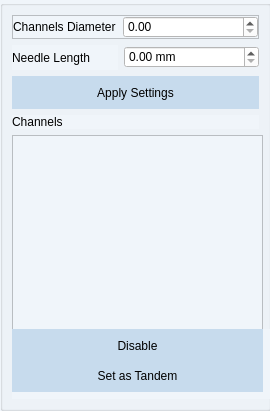
Before: the Qt Designer form src/windows/ui/channels_view.ui in brachify/brachify, drawn with Qt 5.
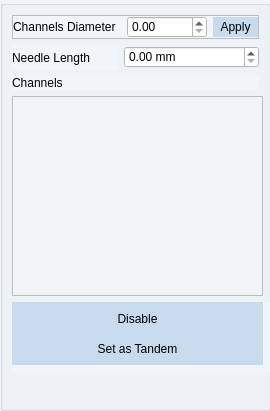
After: the same form once the commit is applied.

Commit message: Change Apply button position since it only effects the Channel Diameter

The edit to the form file:
```diff
--- a/src/windows/ui/channels_view.ui
+++ b/src/windows/ui/channels_view.ui
@@ -211,7 +211,7 @@
         <widget class="QLabel" name="label_9">
          <property name="minimumSize">
           <size>
-           <width>100</width>
+           <width>108</width>
            <height>0</height>
           </size>
          </property>
@@ -233,7 +233,7 @@
         <widget class="QDoubleSpinBox" name="spinbox_diameter">
          <property name="minimumSize">
           <size>
-           <width>135</width>
+           <width>20</width>
            <height>0</height>
           </size>
          </property>
@@ -242,6 +242,40 @@
          </property>
         </widget>
        </item>
+       <item>
+        <widget class="QPushButton" name="btn_apply_settings">
+         <property name="minimumSize">
+          <size>
+           <width>45</width>
+           <height>20</height>
+          </size>
+         </property>
+         <property name="maximumSize">
+          <size>
+           <width>45</width>
+           <height>16777215</height>
+          </size>
+         </property>
+         <property name="styleSheet">
+          <string notr="true">QPushButton {
+	color: rgb(0, 0, 0);
+	background-color: rgb(199, 219, 237);
+	border: 0px solid;
+}
+QPushButton:hover {
+	color: rgb(250,250,250);
+	background-color: rgb(48, 88, 162);
+}
+QPushButton:pressed {
+	color: rgb(250,250,250);
+	background-color: rgb(28, 44, 81);
+}</string>
+         </property>
+         <property name="text">
+          <string>Apply</string>
+         </property>
+        </widget>
+       </item>
       </layout>
      </widget>
     </item>
@@ -290,40 +324,6 @@
       </item>
      </layout>
     </item>
-    <item row="2" column="0">
-     <widget class="QPushButton" name="btn_apply_settings">
-      <property name="minimumSize">
-       <size>
-        <width>240</width>
-        <height>33</height>
-       </size>
-      </property>
-      <property name="maximumSize">
-       <size>
-        <width>16777215</width>
-        <height>16777215</height>
-       </size>
-      </property>
-      <property name="styleSheet">
-       <string notr="true">QPushButton {
-	color: rgb(0, 0, 0);
-	background-color: rgb(199, 219, 237);
-	border: 0px solid;
-}
-QPushButton:hover {
-	color: rgb(250,250,250);
-	background-color: rgb(48, 88, 162);
-}
-QPushButton:pressed {
-	color: rgb(250,250,250);
-	background-color: rgb(28, 44, 81);
-}</string>
-      </property>
-      <property name="text">
-       <string>Apply Settings</string>
-      </property>
-     </widget>
-    </item>
    </layout>
   </widget>
  </widget>
```
The commit also changes 1 other file.
